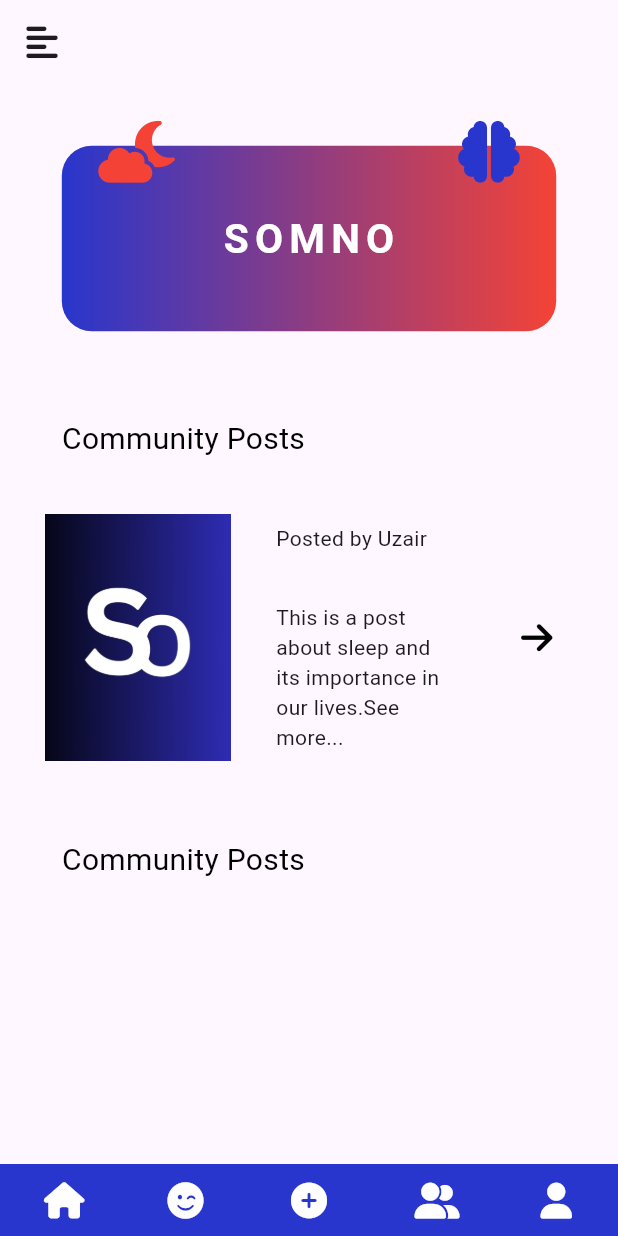
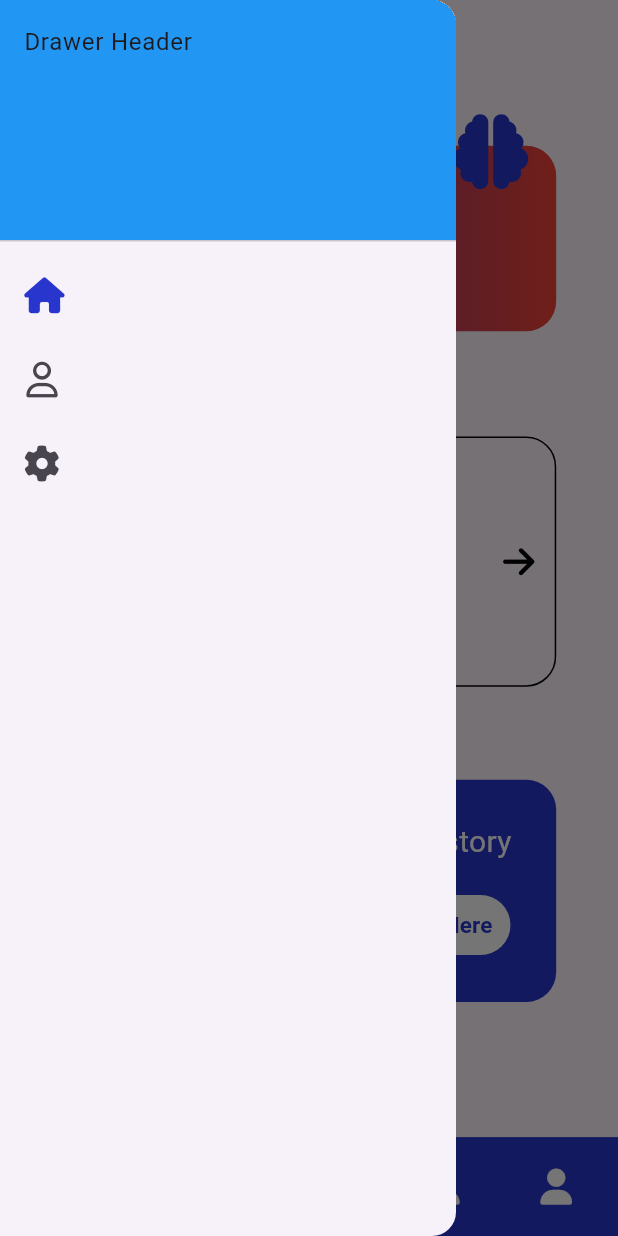
Before and after one commit to mrawaismurtaza/AI-Dream-Interpreter-App, a Flutter app: the screen it shows after launch, with the side drawer open (before the commit the screen has no drawer), on a phone screen of 412 x 824 dp. Run offline on Flutter 3.47's test engine with Material 3 defaults, Android fonts, the phone set to English and light mode, and no system bars; our stand-ins replace font_awesome_flutter.

Commit message:
Navbardrawer and Home Page completion

```diff
--- /dev/null
+++ b/somno/lib/features/components/BottomNavigation.dart
@@ -0,0 +1,70 @@
+import 'package:flutter/material.dart';
+import 'package:font_awesome_flutter/font_awesome_flutter.dart';
+
+class CustomBottomNavBar extends StatelessWidget {
+  const CustomBottomNavBar({super.key});
+
+  @override
+  Widget build(BuildContext context) {
+    final Height = MediaQuery.of(context).size.height;
+    final Width = MediaQuery.of(context).size.width;
+
+    return Container(
+      height: Height * 0.08,
+      decoration: BoxDecoration(
+        color: Color(0xFF2836CD),
+      ),
+      child: Column(
+        mainAxisAlignment: MainAxisAlignment.center,
+        children: [
+          Row(
+            mainAxisAlignment: MainAxisAlignment.spaceAround,
+            children: [
+              IconButton(
+                onPressed: () {
+                  ScaffoldMessenger.of(context).showSnackBar(
+                    SnackBar(
+                      content: Text('Home'),
+                    ),
+                  );
+                },
+                icon: Icon(
+                  FontAwesomeIcons.home,
+                  color: Colors.white,
+                ),
+              ),
+              IconButton(
+                onPressed: () {},
+                icon: Icon(
+                  FontAwesomeIcons.solidFaceSmileWink,
+                  color: Colors.white,
+                ),
+              ),
+              IconButton(
+                onPressed: () {},
+                icon: Icon(
+                  FontAwesomeIcons.circlePlus,
+                  color: Colors.white,
+                ),
+              ),
+              IconButton(
+                onPressed: () {},
+                icon: Icon(
+                  FontAwesomeIcons.userGroup,
+                  color: Colors.white,
+                ),
+              ),
+              IconButton(
+                onPressed: () {},
+                icon: Icon(
+                  FontAwesomeIcons.solidUser,
+                  color: Colors.white,
+                ),
+              ),
+            ],
+          ),
+        ],
+      ),
+    );
+  }
+}
--- /dev/null
+++ b/somno/lib/features/components/NavigationDrawer.dart
@@ -0,0 +1,42 @@
+import 'package:flutter/material.dart';
+import 'package:font_awesome_flutter/font_awesome_flutter.dart';
+
+class CustomNavigationDrawer extends StatelessWidget {
+  const CustomNavigationDrawer({super.key});
+
+  @override
+  Widget build(BuildContext context) {
+    return Drawer(
+      child: ListView(
+        children: [
+          DrawerHeader(
+            child: Text('Drawer Header'),
+            decoration: BoxDecoration(
+              color: Colors.blue,
+            ),
+          ),
+          ListTile(
+            leading: Icon(FontAwesomeIcons.home,
+            color: Color(0xFF2836CD)
+            ),
+            onTap: () {
+              Navigator.pop(context);
+            },
+          ),
+          ListTile(
+            leading: Icon(FontAwesomeIcons.user),
+            onTap: () {
+              Navigator.pop(context);
+            },
+          ),
+          ListTile(
+            leading: Icon(FontAwesomeIcons.cog),
+            onTap: () {
+              Navigator.pop(context);
+            },
+          ),
+        ],
+      ),
+    );
+  }
+}
--- a/somno/lib/features/home/main.dart
+++ b/somno/lib/features/home/main.dart
@@ -2,6 +2,8 @@
 
 import 'package:flutter/material.dart';
 import 'package:font_awesome_flutter/font_awesome_flutter.dart';
+import 'package:somno/features/components/NavigationDrawer.dart';
+import 'package:somno/features/components/BottomNavigation.dart';
 
 class HomePage extends StatefulWidget {
   const HomePage({super.key});
@@ -18,11 +20,16 @@ class _HomePageState extends State<HomePage> {
 
     return Scaffold(
       appBar: AppBar(
-        leading: IconButton(
+        leading: Builder(
+            builder: (context) => IconButton(
               icon: const Icon(FontAwesomeIcons.alignLeft),
-          onPressed: () {},
+              onPressed: () {
+                Scaffold.of(context).openDrawer(); // Open the drawer programmatically
+              },
             ),
           ),
+      ),
+      drawer: const CustomNavigationDrawer(),
       body: Expanded(
         child: Column(
           children: [
@@ -42,14 +49,12 @@ class _HomePageState extends State<HomePage> {
                   mainAxisAlignment: MainAxisAlignment.spaceAround,
                   children: [
                     Container(
-                      transform: Matrix4.translationValues(0, -Height * 0.07, 0),
-                      child: IconButton(
-                        onPressed: () {},
-                        icon: Icon(
-                          size: Width * 0.1,
+                      transform:
+                          Matrix4.translationValues(0, -Height * 0.07, 0),
+                      child: Icon(
+                        size: 50,
                         FontAwesomeIcons.cloudMoon,
                         color: Colors.red,
-                        ),
                       ),
                     ),
                     Center(
@@ -64,25 +69,23 @@ class _HomePageState extends State<HomePage> {
                       ),
                     ),
                     Container(
-                      transform: Matrix4.translationValues(0, -Height * 0.07, 0),
-                      child: IconButton(
-                        onPressed: () {},
-                        icon: Icon(
-                          size: Width * 0.1,
+                      transform:
+                          Matrix4.translationValues(0, -Height * 0.07, 0),
+                      child: Icon(
+                        size: 50,
                         FontAwesomeIcons.brain,
                         color: Color(0xFF2836CD),
-                        ),
                       ),
                     ),
                   ],
                 )),
             Expanded(
-                // height: Height * 0.6,
                 child: Column(
               children: [
                 Container(
                   alignment: Alignment.centerLeft,
-                  padding: EdgeInsets.only(top: Height * 0.07, left: Width * 0.1),
+                  padding:
+                      EdgeInsets.only(top: Height * 0.03, left: Width * 0.1),
                   child: Text(
                     'Community Posts',
                     style: TextStyle(
@@ -92,35 +95,53 @@ class _HomePageState extends State<HomePage> {
                   ),
                 ),
                 Container(
-                  padding: EdgeInsets.symmetric(
-                      horizontal: Width * 0.04, vertical: Height * 0.03),
+                  margin: EdgeInsets.symmetric(
+                      horizontal: Width * 0.1, vertical: Height * 0.02),
+                  decoration: BoxDecoration(
+                    borderRadius: BorderRadius.circular(20),
+                    border: Border.all(
+                      color: Colors.black,
+                    ),
+                  ),
                   child: Row(
-                    mainAxisAlignment: MainAxisAlignment.spaceEvenly,
+                    mainAxisAlignment: MainAxisAlignment.spaceBetween,
                     children: [
                       Container(
+                        decoration: BoxDecoration(
+                          borderRadius:
+                              BorderRadius.only(topLeft: Radius.circular(20), bottomLeft: Radius.circular(20)),
+                          image: DecorationImage(
+                            image: AssetImage(
+                                'assets/Logo/Somno Logo Blue Shade Version.jpg'),
+                            fit: BoxFit.fill,
+                          ),
+                        ),
                         height: Height * 0.2,
                         width: Width * 0.3,
-                        child: Image.asset(
-                          'assets/Logo/Somno Logo Blue Shade Version.jpg',
-                          fit: BoxFit.cover,
+                      ),
+                      Container(
+                        width: Width * 0.3,
+                        height: 100,
+                        child: Column(
+                          mainAxisAlignment: MainAxisAlignment.spaceBetween,
+                          children: [
+                            Container(
+                              alignment: Alignment.topLeft,
+                              child: Text(
+                                'Posted by Uzair',
+                                style: TextStyle(
+                                  fontSize: 10,
+                                  color: Colors.black,
+                                ),
                               ),
                             ),
                             Container(
-                        width: Width * 0.37,
-                        child: Column(
-                          children: [
-                            Container(
-                              padding: EdgeInsets.all(Height * 0.02),
-                              alignment: Alignment.centerLeft,
-                              child: Text(
-                                'Posted by Uzair',
-                              ),
-                            ),
-                            Container(
-                              padding: EdgeInsets.all(Height * 0.02),
-                              alignment: Alignment.centerLeft,
                               child: Text(
                                 'This is a post about sleep and its importance in our lives.See more...',
+                                style: TextStyle(
+                                  fontSize: 10,
+                                  color: Colors.black,
+                                ),
                               ),
                             ),
                           ],
@@ -140,74 +161,90 @@ class _HomePageState extends State<HomePage> {
                 ),
                 Container(
                   alignment: Alignment.centerLeft,
-                  padding: EdgeInsets.only(top: Height * 0.02, left: Width * 0.1),
+                  padding:
+                      EdgeInsets.only(left: Width * 0.1),
                   child: Text(
-                    'Community Posts',
+                    'History',
                     style: TextStyle(
                       fontSize: 20,
                       color: Colors.black,
                     ),
                   ),
                 ),
-              ],
-             )
+                Container(
+                  margin: EdgeInsets.only(top: Height * 0.02),
+                  width: Width * 0.8,
+                  height: Height * 0.18,
+                  decoration: BoxDecoration(
+                    borderRadius: BorderRadius.circular(20),
+                    color: Color(0xFF2836CD),
+                  ),
+                  child: Row(
+                    mainAxisAlignment: MainAxisAlignment.spaceAround,
+                    children: [
+                      Container(
+                        alignment: Alignment.centerLeft,
+                        child: Icon(
+                          size: 70,
+                          FontAwesomeIcons.brain,
+                          color: Colors.white,
+                        ),
                       ),
                       Container(
-              decoration: BoxDecoration(
-                color: Color(0xFF2836CD),
-              ),
                         child: Column(
                           mainAxisAlignment: MainAxisAlignment.center,
                           children: [
-                  Row(
-                    mainAxisAlignment: MainAxisAlignment.spaceAround,
-                    children: [
-                      IconButton(
-                        onPressed: () {
-                          ScaffoldMessenger.of(context).showSnackBar(
-                            SnackBar(
-                              content: Text('Home'),
-                            ),
-                          );
-                        },
-                        icon: Icon(
-                          FontAwesomeIcons.home,
+                            Container(
+                              child: Text(
+                                'Dreams History',
+                                style: TextStyle(
+                                  fontSize: 20,
                                   color: Colors.white,
                                 ),
                               ),
-                      IconButton(
+                            ),
+                            Container(
+                              padding: EdgeInsets.only(top: Height * 0.02),
+                              alignment: Alignment.center,
+                              child: TextButton(
                                 onPressed: () {},
-                        icon: Icon(
-                          FontAwesomeIcons.solidFaceSmileWink,
-                          color: Colors.white,
+                                child: Row(
+                                  mainAxisAlignment:
+                                      MainAxisAlignment.spaceBetween,
+                                  children: [
+                                    Icon(FontAwesomeIcons.search,
+                                        size: 15, color: Colors.red),
+                                    SizedBox(
+                                      width: Width * 0.04,
                                     ),
-                      ),
-                      IconButton(
-                        onPressed: () {},
-                        icon: Icon(
-                          FontAwesomeIcons.circlePlus,
-                          color: Colors.white,
-                        ),
-                      ),
-                      IconButton(
-                        onPressed: () {},
-                        icon: Icon(
-                          FontAwesomeIcons.userGroup,
-                          color: Colors.white,
-                        ),
-                      ),
-                      IconButton(
-                        onPressed: () {},
-                        icon: Icon(
-                          FontAwesomeIcons.solidUser,
-                          color: Colors.white,
+                                    Text(
+                                      'Search Here',
+                                      style: TextStyle(
+                                        color: Color(0xFF2836CD),
+                                        fontWeight: FontWeight.bold,
+                                        fontSize: 15,
                                       ),
                                     ),
                                   ],
                                 ),
+                                style: TextButton.styleFrom(
+                                  backgroundColor: Colors.white,
+                                  shape: RoundedRectangleBorder(
+                                    borderRadius: BorderRadius.circular(20),
+                                  ),
+                                ),
+                              ),
+                            ),
                           ],
                         ),
+                      ),
+                    ],
+                  ),
+                ),
+              ],
             )
+            ),
+            CustomBottomNavBar(),
          ],
         ),
       ),
```
Also changed, not shown: somno/lib/main.dart (line endings or trailing spaces). Lines whose indentation alone changed are shown as unchanged.
